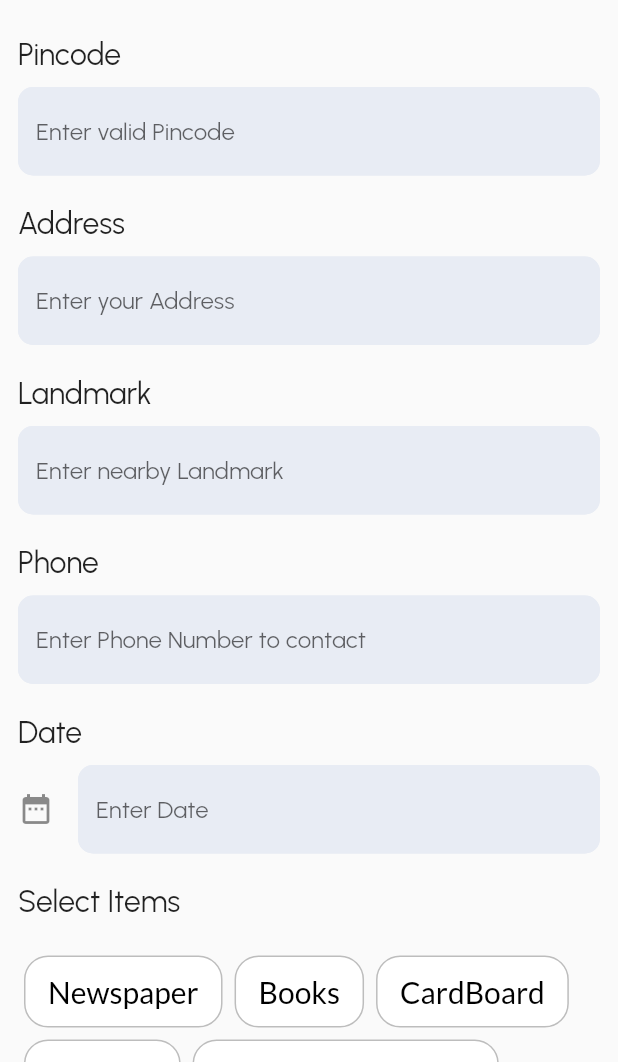
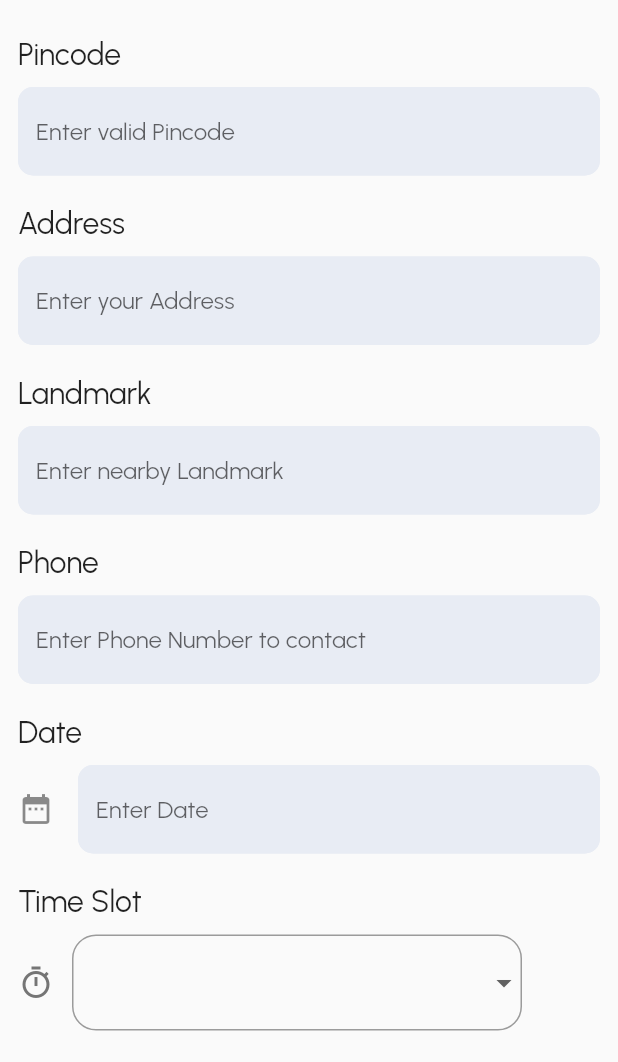
Before and after one commit to Ayan-Sharma-aks/CashTrash, a Flutter app: the PickUpRequest screen opened by its route, on a phone screen of 412 x 824 dp, the part 174-1236 px from its top. Run offline on Flutter 3.47's test engine with Material 2 defaults, Android fonts, the phone set to English and light mode, and no system bars; our stand-ins replace camera, cloud_firestore, dotted_border, firebase_auth, firebase_core, firebase_storage and 4 more; missing offline and left inert: custom_text; accounts and stored records are empty; network calls fail.

Commit message:
Yash's Final commit

```diff
--- a/lib/screens/dashboard_screens/pickup_req.dart
+++ b/lib/screens/dashboard_screens/pickup_req.dart
@@ -8,8 +8,10 @@ import '../../providers/order_provider.dart';
 import '../../widgets/custom_textfield.dart';
 import '../../widgets/customized_button.dart';
 import '../../widgets/custom_toggle_button.dart';
+import '../../widgets/time_slot_select.dart';
 
 XFile? _image;
+String? selectedTimeSlot;
 
 class PickUpRequest extends StatelessWidget {
   PickUpRequest({super.key});
@@ -146,6 +148,14 @@ class PickUpRequest extends StatelessWidget {
                 onTap: true,
               ),
               const SizedBox(height: 20),
+              const Text(
+                'Time Slot',
+                style: TextStyle(fontSize: 20),
+              ),
+              const SizedBox(height: 10),
+              TimeSlotWidget(),
+
+              const SizedBox(height: 20),
 
               const Text(
                 'Select Items',
@@ -173,7 +183,6 @@ class PickUpRequest extends StatelessWidget {
                         ElevatedButton.icon(
                             onPressed: () {
                               _pickimage();
-
                             },
                             icon: const Icon(Icons.photo_camera),
                             label: const Text('Choose Image'))
@@ -202,6 +211,7 @@ class PickUpRequest extends StatelessWidget {
                             landmark: _landmark_Controller,
                             phone: _phone_Controller,
                             pickupDate: _date_Controller,
+                            timeSlot: selectedTimeSlot!,
                             image: _image,
                             items: order,
                             context: context,
--- /dev/null
+++ b/lib/widgets/time_slot_select.dart
@@ -0,0 +1,68 @@
+// ignore_for_file: public_member_api_docs, sort_constructors_first
+import 'package:flutter/material.dart';
+
+import '../screens/dashboard_screens/pickup_req.dart';
+
+class TimeSlotWidget extends StatefulWidget {
+  TimeSlotWidget({
+    Key? key,
+  }) : super(key: key);
+
+  @override
+  State<TimeSlotWidget> createState() => _TimeSlotWidgetState();
+}
+
+class _TimeSlotWidgetState extends State<TimeSlotWidget> {
+  final List<String> timeSlot = [
+    '',
+    'Morning Slot - 9AM to 12PM',
+    'Afternoon Slot - 12PM to 3PM',
+    'Evening Slot - 3PM to 6PM',
+  ];
+
+  @override
+  Widget build(BuildContext context) {
+    String? timeslot;
+    return Row(
+      children: [
+        Icon(
+          Icons.timer_outlined,
+          color: Colors.grey[600],
+        ),
+        Padding(
+          padding: const EdgeInsets.only(left: 12),
+          child: SizedBox(
+            width: 300,
+            child: DropdownButtonFormField<String>(
+                decoration: InputDecoration(
+                  fillColor: Colors.amber,
+                  enabledBorder: OutlineInputBorder(
+                    borderRadius: BorderRadius.circular(16),
+                    borderSide: const BorderSide(
+                      width: 1,
+                      color: Colors.black38,
+                    ),
+                  ),
+                ),
+                value: timeslot,
+                items: timeSlot
+                    .map(
+                      (slot) => DropdownMenuItem<String>(
+                        value: slot,
+                        child: Text(
+                          slot,
+                        ),
+                      ),
+                    )
+                    .toList(),
+                onChanged: (slot) => setState(() {
+                      timeslot = slot;
+                      selectedTimeSlot = slot!;
+                      print(selectedTimeSlot);
+                    })),
+          ),
+        ),
+      ],
+    );
+  }
+}
```
Also changed, not shown: lib/providers/order_provider.dart (+10 -1 lines), lib/widgets/order_history_card.dart (+116 -18 lines).
